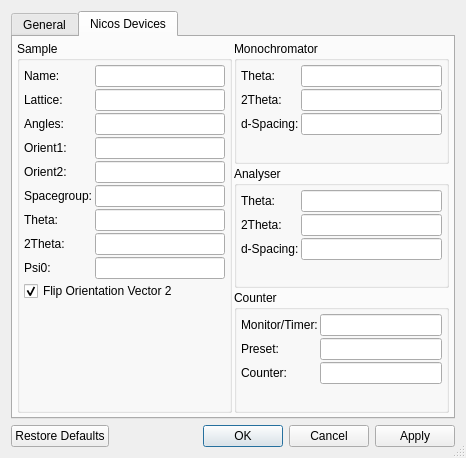
Before: the Qt Designer form ui/settings.ui in tweber-ill/frm_mirror-takin1, drawn with Qt 5.
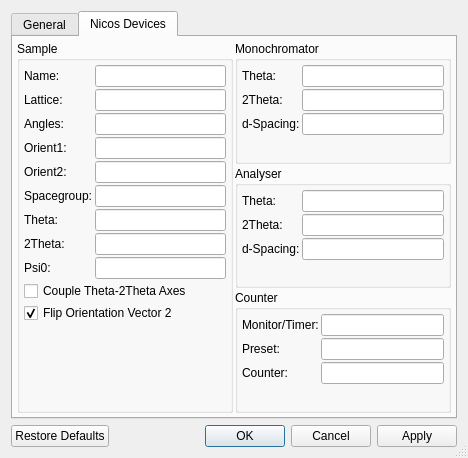
After: the same form once the commit is applied. The open tabs and pages were chosen to show the change.

Patch:
```diff
--- a/ui/settings.ui
+++ b/ui/settings.ui
@@ -6,7 +6,7 @@
    <rect>
     <x>0</x>
     <y>0</y>
-    <width>466</width>
+    <width>468</width>
     <height>458</height>
    </rect>
   </property>
@@ -737,7 +737,7 @@
             </property>
            </widget>
           </item>
-          <item row="9" column="0" colspan="2">
+          <item row="10" column="0" colspan="2">
            <widget class="QCheckBox" name="checkFlipOrient2">
             <property name="toolTip">
              <string>Converts Nicos' left-handed coordinate system to Takin's right-handed one.</string>
@@ -750,6 +750,13 @@
             </property>
            </widget>
           </item>
+          <item row="9" column="0" colspan="2">
+           <widget class="QCheckBox" name="checkSthSttCorr">
+            <property name="text">
+             <string>Couple Theta-2Theta Axes</string>
+            </property>
+           </widget>
+          </item>
          </layout>
         </widget>
        </item>
```
Left out of the diff: 1 changed line with no effect on the pictures.
